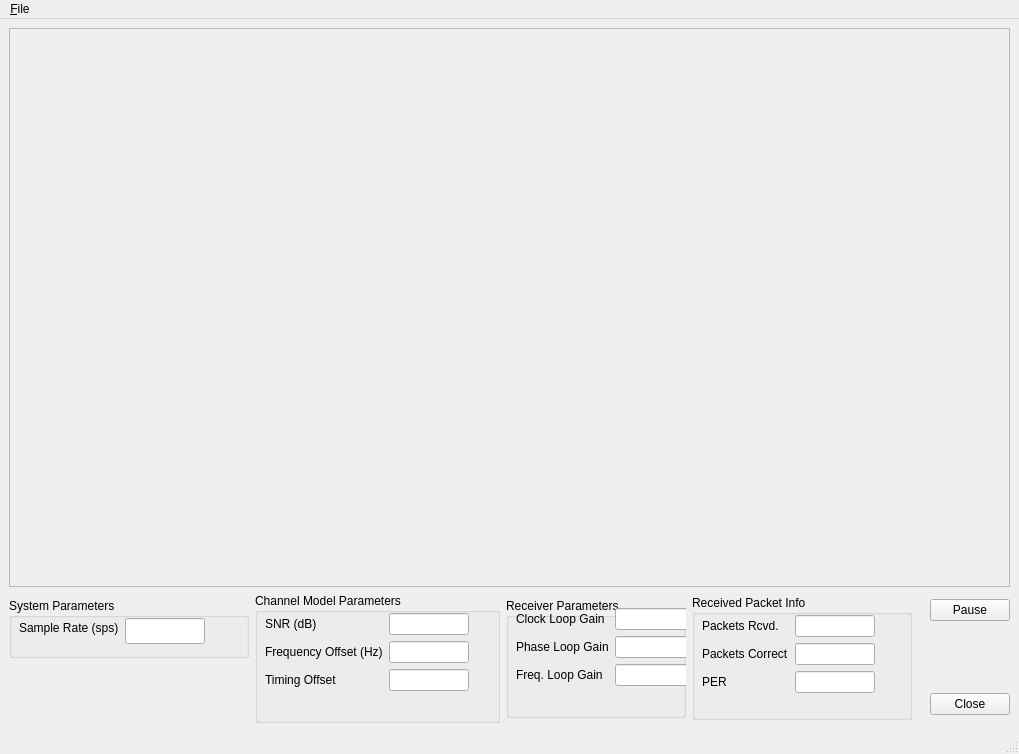
Above: gnuradio-examples/python/digital/qt_digital_window2.ui from ZakyHermawan/gnuradio before the change. Below: the same form after it.
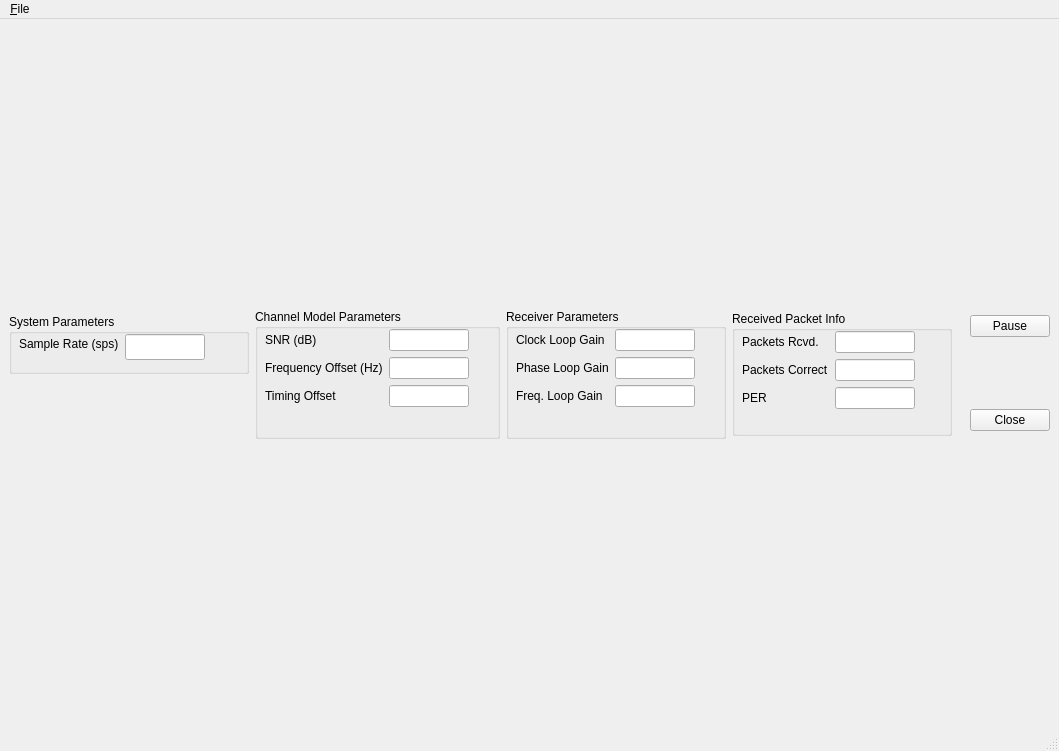
That is the form after the change.

Commit message: Fixing up GUI windows to better scale with gtgui sinks.

What changed in the file:
```diff
--- a/gnuradio-examples/python/digital/qt_digital_window2.ui
+++ b/gnuradio-examples/python/digital/qt_digital_window2.ui
@@ -1,54 +1,138 @@
 <ui version="4.0" >
  <class>DigitalWindow</class>
- <widget class="QMainWindow" name="DigitalWindow" >
-  <property name="geometry" >
+ <widget class="QMainWindow" name="DigitalWindow">
+  <property name="geometry">
    <rect>
     <x>0</x>
     <y>0</y>
-    <width>1019</width>
-    <height>754</height>
+    <width>1059</width>
+    <height>751</height>
    </rect>
   </property>
   <property name="windowTitle" >
    <string>MainWindow</string>
   </property>
-  <widget class="QWidget" name="centralwidget" >
-   <layout class="QGridLayout" name="gridLayout" >
-    <item row="0" column="0" colspan="6" >
-     <layout class="QVBoxLayout" name="verticalLayout_5" >
+  <widget class="QWidget" name="centralwidget">
+   <layout class="QVBoxLayout" name="verticalLayout_3">
       <item>
-       <widget class="QFrame" name="sinkFrame" >
-        <property name="sizePolicy" >
-         <sizepolicy vsizetype="Expanding" hsizetype="Expanding" >
+     <layout class="QHBoxLayout" name="sinkLayout"/>
+    </item>
+    <item>
+     <layout class="QHBoxLayout" name="horizontalLayout">
+      <item>
+       <layout class="QVBoxLayout" name="verticalLayout_2">
+        <item>
+         <widget class="QGroupBox" name="sysBox">
+          <property name="sizePolicy">
+           <sizepolicy hsizetype="Fixed" vsizetype="Fixed">
           <horstretch>0</horstretch>
           <verstretch>0</verstretch>
          </sizepolicy>
         </property>
-        <property name="minimumSize" >
+          <property name="minimumSize">
          <size>
-          <width>500</width>
-          <height>550</height>
-         </size>
-        </property>
-        <property name="frameShape" >
-         <enum>QFrame::StyledPanel</enum>
-        </property>
-        <property name="frameShadow" >
-         <enum>QFrame::Raised</enum>
-        </property>
-        <layout class="QGridLayout" name="gridLayout_2" >
-         <item row="1" column="0" >
-          <layout class="QHBoxLayout" name="sinkLayout" />
-         </item>
-        </layout>
-       </widget>
-      </item>
-     </layout>
-    </item>
-    <item row="2" column="1" >
-     <widget class="QGroupBox" name="channelModeBox" >
-      <property name="sizePolicy" >
-       <sizepolicy vsizetype="Fixed" hsizetype="Fixed" >
+            <width>240</width>
+            <height>60</height>
+           </size>
+          </property>
+          <property name="maximumSize">
+           <size>
+            <width>240</width>
+            <height>16777215</height>
+           </size>
+          </property>
+          <property name="title">
+           <string>System Parameters</string>
+          </property>
+          <widget class="QWidget" name="formLayoutWidget">
+           <property name="geometry">
+            <rect>
+             <x>10</x>
+             <y>20</y>
+             <width>211</width>
+             <height>31</height>
+            </rect>
+           </property>
+           <layout class="QFormLayout" name="formLayout">
+            <property name="sizeConstraint">
+             <enum>QLayout::SetFixedSize</enum>
+            </property>
+            <property name="verticalSpacing">
+             <number>20</number>
+            </property>
+            <item row="0" column="1">
+             <widget class="QLineEdit" name="sampleRateEdit">
+              <property name="sizePolicy">
+               <sizepolicy hsizetype="Fixed" vsizetype="Fixed">
+                <horstretch>0</horstretch>
+                <verstretch>0</verstretch>
+               </sizepolicy>
+              </property>
+              <property name="minimumSize">
+               <size>
+                <width>60</width>
+                <height>26</height>
+               </size>
+              </property>
+              <property name="maximumSize">
+               <size>
+                <width>80</width>
+                <height>26</height>
+               </size>
+              </property>
+             </widget>
+            </item>
+            <item row="0" column="0">
+             <widget class="QLabel" name="sampleRateLabel">
+              <property name="sizePolicy">
+               <sizepolicy hsizetype="Fixed" vsizetype="Fixed">
+                <horstretch>0</horstretch>
+                <verstretch>0</verstretch>
+               </sizepolicy>
+              </property>
+              <property name="minimumSize">
+               <size>
+                <width>0</width>
+                <height>20</height>
+               </size>
+              </property>
+              <property name="maximumSize">
+               <size>
+                <width>16777215</width>
+                <height>20</height>
+               </size>
+              </property>
+              <property name="text">
+               <string>Sample Rate (sps)</string>
+              </property>
+             </widget>
+            </item>
+           </layout>
+          </widget>
+         </widget>
+        </item>
+        <item>
+         <spacer name="verticalSpacer_2">
+          <property name="orientation">
+           <enum>Qt::Vertical</enum>
+          </property>
+          <property name="sizeType">
+           <enum>QSizePolicy::Fixed</enum>
+          </property>
+          <property name="sizeHint" stdset="0">
+           <size>
+            <width>20</width>
+            <height>60</height>
+           </size>
+          </property>
+         </spacer>
+        </item>
+       </layout>
+      </item>
+      <item>
+       <widget class="QGroupBox" name="channelModeBox">
+        <property name="sizePolicy">
+         <sizepolicy hsizetype="Fixed" vsizetype="Fixed">
         <horstretch>0</horstretch>
         <verstretch>0</verstretch>
        </sizepolicy>
@@ -157,48 +241,77 @@
       </widget>
      </widget>
     </item>
-    <item row="2" column="5" >
-     <layout class="QVBoxLayout" name="verticalLayout" >
       <item>
-       <widget class="QPushButton" name="pauseButton" >
-        <property name="minimumSize" >
+       <widget class="QGroupBox" name="rxBox">
+        <property name="sizePolicy">
+         <sizepolicy hsizetype="Fixed" vsizetype="Fixed">
+          <horstretch>0</horstretch>
+          <verstretch>0</verstretch>
+         </sizepolicy>
+        </property>
+        <property name="minimumSize">
          <size>
-          <width>80</width>
-          <height>0</height>
+          <width>220</width>
+          <height>130</height>
          </size>
         </property>
         <property name="maximumSize" >
          <size>
-          <width>80</width>
+          <width>180</width>
           <height>16777215</height>
          </size>
         </property>
-        <property name="text" >
-         <string>Pause</string>
+        <property name="title">
+         <string>Receiver Parameters</string>
         </property>
-       </widget>
-      </item>
-      <item>
-       <spacer name="verticalSpacer" >
-        <property name="orientation" >
-         <enum>Qt::Vertical</enum>
-        </property>
-        <property name="sizeType" >
-         <enum>QSizePolicy::Fixed</enum>
-        </property>
-        <property name="sizeHint" stdset="0" >
+        <widget class="QWidget" name="formLayoutWidget_3">
+         <property name="geometry">
+          <rect>
+           <x>10</x>
+           <y>20</y>
+           <width>201</width>
+           <height>101</height>
+          </rect>
+         </property>
+         <layout class="QFormLayout" name="formLayout_3">
+          <property name="sizeConstraint">
+           <enum>QLayout::SetFixedSize</enum>
+          </property>
+          <item row="0" column="0">
+           <widget class="QLabel" name="gainClockLabel">
+            <property name="text">
+             <string>Clock Loop Gain</string>
+            </property>
+           </widget>
+          </item>
+          <item row="2" column="0">
+           <widget class="QLabel" name="gainPhaseLabel">
+            <property name="text">
+             <string>Freq. Loop Gain</string>
+            </property>
+           </widget>
+          </item>
+          <item row="0" column="1">
+           <widget class="QLineEdit" name="gainClockEdit">
+            <property name="minimumSize">
+             <size>
+              <width>60</width>
+              <height>0</height>
+             </size>
+            </property>
+            <property name="maximumSize">
          <size>
-          <width>20</width>
-          <height>60</height>
-         </size>
-        </property>
-       </spacer>
-      </item>
-      <item>
-       <widget class="QPushButton" name="closeButton" >
-        <property name="minimumSize" >
+              <width>80</width>
+              <height>16777215</height>
+             </size>
+            </property>
+           </widget>
+          </item>
+          <item row="2" column="1">
+           <widget class="QLineEdit" name="gainFreqEdit">
+            <property name="minimumSize">
          <size>
-          <width>80</width>
+              <width>60</width>
           <height>0</height>
          </size>
         </property>
@@ -208,17 +321,33 @@
           <height>16777215</height>
          </size>
         </property>
-        <property name="text" >
-         <string>Close</string>
+           </widget>
+          </item>
+          <item row="1" column="1">
+           <widget class="QLineEdit" name="gainPhaseEdit">
+            <property name="maximumSize">
+             <size>
+              <width>80</width>
+              <height>16777215</height>
+             </size>
         </property>
        </widget>
       </item>
-     </layout>
-    </item>
-    <item row="2" column="3" >
-     <widget class="QGroupBox" name="rxBox_2" >
-      <property name="sizePolicy" >
-       <sizepolicy vsizetype="Fixed" hsizetype="Fixed" >
+          <item row="1" column="0">
+           <widget class="QLabel" name="gainPhaseLabel_2">
+            <property name="text">
+             <string>Phase Loop Gain</string>
+            </property>
+           </widget>
+          </item>
+         </layout>
+        </widget>
+       </widget>
+      </item>
+      <item>
+       <widget class="QGroupBox" name="rxBox_2">
+        <property name="sizePolicy">
+         <sizepolicy hsizetype="Fixed" vsizetype="Fixed">
         <horstretch>0</horstretch>
         <verstretch>0</verstretch>
        </sizepolicy>
@@ -238,17 +367,17 @@
       <property name="title" >
        <string>Received Packet Info</string>
       </property>
-      <widget class="QWidget" name="formLayoutWidget_4" >
-       <property name="geometry" >
+        <widget class="QWidget" name="formLayoutWidget_4">
+         <property name="geometry">
         <rect>
          <x>10</x>
          <y>20</y>
-         <width>248</width>
-         <height>188</height>
-        </rect>
-       </property>
-       <layout class="QFormLayout" name="formLayout_4" >
-        <property name="sizeConstraint" >
+           <width>201</width>
+           <height>91</height>
+          </rect>
+         </property>
+         <layout class="QFormLayout" name="formLayout_4">
+          <property name="sizeConstraint">
          <enum>QLayout::SetFixedSize</enum>
         </property>
         <property name="fieldGrowthPolicy" >
@@ -333,9 +462,9 @@
       </widget>
      </widget>
     </item>
-    <item row="2" column="4" >
-     <spacer name="horizontalSpacer" >
-      <property name="orientation" >
+      <item>
+       <spacer name="horizontalSpacer">
+        <property name="orientation">
        <enum>Qt::Horizontal</enum>
       </property>
       <property name="sizeHint" stdset="0" >
@@ -346,96 +475,25 @@
       </property>
      </spacer>
     </item>
-    <item row="2" column="0" >
-     <layout class="QVBoxLayout" name="verticalLayout_2" >
       <item>
-       <widget class="QGroupBox" name="sysBox" >
-        <property name="sizePolicy" >
-         <sizepolicy vsizetype="Fixed" hsizetype="Fixed" >
-          <horstretch>0</horstretch>
-          <verstretch>0</verstretch>
-         </sizepolicy>
-        </property>
-        <property name="minimumSize" >
+       <layout class="QVBoxLayout" name="verticalLayout">
+        <item>
+         <widget class="QPushButton" name="pauseButton">
+          <property name="minimumSize">
          <size>
-          <width>240</width>
-          <height>60</height>
-         </size>
-        </property>
-        <property name="maximumSize" >
+            <width>80</width>
+            <height>0</height>
+           </size>
+          </property>
+          <property name="maximumSize">
          <size>
-          <width>240</width>
+            <width>80</width>
           <height>16777215</height>
          </size>
         </property>
-        <property name="title" >
-         <string>System Parameters</string>
-        </property>
-        <widget class="QWidget" name="formLayoutWidget" >
-         <property name="geometry" >
-          <rect>
-           <x>10</x>
-           <y>20</y>
-           <width>211</width>
-           <height>31</height>
-          </rect>
-         </property>
-         <layout class="QFormLayout" name="formLayout" >
-          <property name="sizeConstraint" >
-           <enum>QLayout::SetFixedSize</enum>
-          </property>
-          <property name="verticalSpacing" >
-           <number>20</number>
-          </property>
-          <item row="0" column="1" >
-           <widget class="QLineEdit" name="sampleRateEdit" >
-            <property name="sizePolicy" >
-             <sizepolicy vsizetype="Fixed" hsizetype="Fixed" >
-              <horstretch>0</horstretch>
-              <verstretch>0</verstretch>
-             </sizepolicy>
-            </property>
-            <property name="minimumSize" >
-             <size>
-              <width>60</width>
-              <height>26</height>
-             </size>
-            </property>
-            <property name="maximumSize" >
-             <size>
-              <width>80</width>
-              <height>26</height>
-             </size>
-            </property>
-           </widget>
-          </item>
-          <item row="0" column="0" >
-           <widget class="QLabel" name="sampleRateLabel" >
-            <property name="sizePolicy" >
-             <sizepolicy vsizetype="Fixed" hsizetype="Fixed" >
-              <horstretch>0</horstretch>
-              <verstretch>0</verstretch>
-             </sizepolicy>
-            </property>
-            <property name="minimumSize" >
-             <size>
-              <width>0</width>
-              <height>20</height>
-             </size>
-            </property>
-            <property name="maximumSize" >
-             <size>
-              <width>16777215</width>
-              <height>20</height>
-             </size>
-            </property>
-            <property name="text" >
-             <string>Sample Rate (sps)</string>
-            </property>
-           </widget>
-          </item>
-         </layout>
-        </widget>
+          <property name="text">
+           <string>Pause</string>
+          </property>
        </widget>
       </item>
       <item>
@@ -454,79 +512,11 @@
         </property>
        </spacer>
       </item>
-     </layout>
-    </item>
-    <item row="2" column="2" >
-     <widget class="QGroupBox" name="rxBox" >
-      <property name="sizePolicy" >
-       <sizepolicy vsizetype="Fixed" hsizetype="Fixed" >
-        <horstretch>0</horstretch>
-        <verstretch>0</verstretch>
-       </sizepolicy>
-      </property>
-      <property name="minimumSize" >
+        <item>
+         <widget class="QPushButton" name="closeButton">
+          <property name="minimumSize">
        <size>
-        <width>180</width>
-        <height>120</height>
-       </size>
-      </property>
-      <property name="maximumSize" >
-       <size>
-        <width>180</width>
-        <height>16777215</height>
-       </size>
-      </property>
-      <property name="title" >
-       <string>Receiver Parameters</string>
-      </property>
-      <widget class="QWidget" name="formLayoutWidget_3" >
-       <property name="geometry" >
-        <rect>
-         <x>10</x>
-         <y>10</y>
-         <width>164</width>
-         <height>101</height>
-        </rect>
-       </property>
-       <layout class="QFormLayout" name="formLayout_3" >
-        <property name="sizeConstraint" >
-         <enum>QLayout::SetFixedSize</enum>
-        </property>
-        <item row="0" column="0" >
-         <widget class="QLabel" name="gainClockLabel" >
-          <property name="text" >
-           <string>Clock Loop Gain</string>
-          </property>
-         </widget>
-        </item>
-        <item row="2" column="0" >
-         <widget class="QLabel" name="gainPhaseLabel" >
-          <property name="text" >
-           <string>Freq. Loop Gain</string>
-          </property>
-         </widget>
-        </item>
-        <item row="0" column="1" >
-         <widget class="QLineEdit" name="gainClockEdit" >
-          <property name="minimumSize" >
-           <size>
-            <width>60</width>
-            <height>0</height>
-           </size>
-          </property>
-          <property name="maximumSize" >
-           <size>
             <width>80</width>
-            <height>16777215</height>
-           </size>
-          </property>
-         </widget>
-        </item>
-        <item row="2" column="1" >
-         <widget class="QLineEdit" name="gainFreqEdit" >
-          <property name="minimumSize" >
-           <size>
-            <width>60</width>
             <height>0</height>
            </size>
           </property>
@@ -536,28 +526,14 @@
             <height>16777215</height>
            </size>
           </property>
-         </widget>
-        </item>
-        <item row="1" column="1" >
-         <widget class="QLineEdit" name="gainPhaseEdit" >
-          <property name="maximumSize" >
-           <size>
-            <width>80</width>
-            <height>16777215</height>
-           </size>
+          <property name="text">
+           <string>Close</string>
           </property>
          </widget>
         </item>
-        <item row="1" column="0" >
-         <widget class="QLabel" name="gainPhaseLabel_2" >
-          <property name="text" >
-           <string>Phase Loop Gain</string>
-          </property>
-         </widget>
-        </item>
-       </layout>
-      </widget>
-     </widget>
+       </layout>
+      </item>
+     </layout>
     </item>
    </layout>
    <zorder>channelModeBox</zorder>
@@ -567,22 +543,22 @@
    <zorder></zorder>
    <zorder>rxBox</zorder>
   </widget>
-  <widget class="QMenuBar" name="menubar" >
-   <property name="geometry" >
+  <widget class="QMenuBar" name="menubar">
+   <property name="geometry">
     <rect>
      <x>0</x>
      <y>0</y>
-     <width>1019</width>
-     <height>24</height>
+     <width>1059</width>
+     <height>23</height>
     </rect>
    </property>
-   <widget class="QMenu" name="menuFile" >
-    <property name="title" >
+   <widget class="QMenu" name="menuFile">
+    <property name="title">
      <string>&amp;File</string>
     </property>
     <addaction name="actionExit" />
    </widget>
-   <addaction name="menuFile" />
+   <addaction name="menuFile"/>
   </widget>
   <widget class="QStatusBar" name="statusbar" />
   <action name="actionExit" >
```
Left out of the diff: 151 changed lines with no effect on the pictures. Lines whose indentation alone changed are shown as unchanged. The commit also changes 7 other files.
